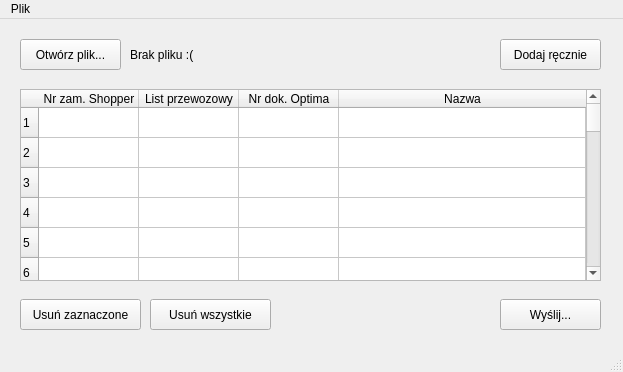
Before: the Qt Designer form ListPrzewozowy.ui in suwalszczyzna/list_przewozowy, drawn with Qt 5.
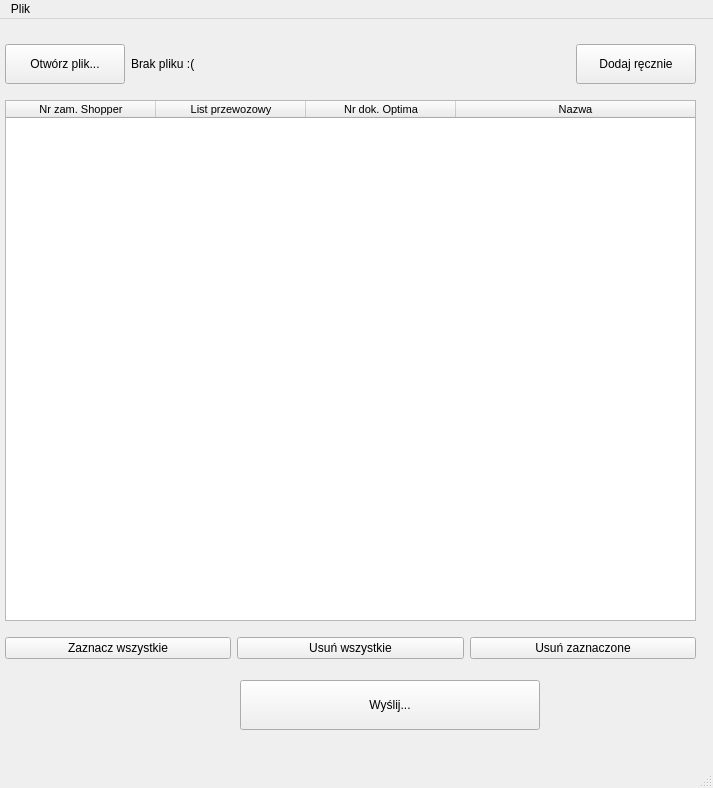
After: the same form once the commit is applied.

The edit to the form file:
```diff
--- a/ListPrzewozowy.ui
+++ b/ListPrzewozowy.ui
@@ -6,58 +6,102 @@
    <rect>
     <x>0</x>
     <y>0</y>
-    <width>623</width>
-    <height>372</height>
+    <width>713</width>
+    <height>788</height>
    </rect>
   </property>
   <property name="maximumSize">
    <size>
-    <width>623</width>
-    <height>372</height>
+    <width>2000</width>
+    <height>2000</height>
    </size>
   </property>
   <property name="windowTitle">
    <string>MainWindow</string>
   </property>
   <widget class="QWidget" name="centralwidget">
+   <widget class="QWidget" name="verticalLayoutWidget">
+    <property name="geometry">
+     <rect>
+      <x>0</x>
+      <y>10</y>
+      <width>701</width>
+      <height>711</height>
+     </rect>
+    </property>
+    <layout class="QVBoxLayout" name="verticalLayout" stretch="0,0,0,0">
+     <property name="leftMargin">
+      <number>5</number>
+     </property>
+     <property name="topMargin">
+      <number>5</number>
+     </property>
+     <property name="rightMargin">
+      <number>5</number>
+     </property>
+     <property name="bottomMargin">
+      <number>5</number>
+     </property>
+     <item>
+      <layout class="QHBoxLayout" name="horizontalLayout">
+       <property name="topMargin">
+        <number>10</number>
+       </property>
+       <property name="bottomMargin">
+        <number>10</number>
+       </property>
+       <item>
    <widget class="QPushButton" name="openFileButton">
-    <property name="geometry">
-     <rect>
-      <x>20</x>
-      <y>20</y>
-      <width>101</width>
-      <height>31</height>
-     </rect>
+         <property name="minimumSize">
+          <size>
+           <width>0</width>
+           <height>40</height>
+          </size>
+         </property>
+         <property name="maximumSize">
+          <size>
+           <width>120</width>
+           <height>100</height>
+          </size>
     </property>
     <property name="text">
      <string>Otwórz plik...</string>
     </property>
    </widget>
+       </item>
+       <item>
    <widget class="QLabel" name="filePathLabel">
-    <property name="geometry">
-     <rect>
-      <x>130</x>
-      <y>20</y>
-      <width>171</width>
-      <height>31</height>
-     </rect>
-    </property>
     <property name="text">
      <string>Brak pliku :(</string>
     </property>
    </widget>
+       </item>
+       <item>
+        <widget class="QPushButton" name="addParcelManButton">
+         <property name="minimumSize">
+          <size>
+           <width>0</width>
+           <height>40</height>
+          </size>
+         </property>
+         <property name="maximumSize">
+          <size>
+           <width>120</width>
+           <height>40</height>
+          </size>
+         </property>
+         <property name="text">
+          <string>Dodaj ręcznie</string>
+         </property>
+        </widget>
+       </item>
+      </layout>
+     </item>
+     <item>
    <widget class="QTableWidget" name="tableWidget">
-    <property name="geometry">
-     <rect>
-      <x>20</x>
-      <y>70</y>
-      <width>581</width>
-      <height>192</height>
-     </rect>
-    </property>
     <property name="minimumSize">
      <size>
-      <width>571</width>
+         <width>570</width>
       <height>0</height>
      </size>
     </property>
@@ -98,6 +142,14 @@
       </disabled>
      </palette>
     </property>
+       <property name="font">
+        <font>
+         <pointsize>8</pointsize>
+        </font>
+       </property>
+       <property name="focusPolicy">
+        <enum>Qt::StrongFocus</enum>
+       </property>
     <property name="contextMenuPolicy">
      <enum>Qt::DefaultContextMenu</enum>
     </property>
@@ -105,7 +157,7 @@
      <enum>Qt::LeftToRight</enum>
     </property>
     <property name="sizeAdjustPolicy">
-     <enum>QAbstractScrollArea::AdjustIgnored</enum>
+        <enum>QAbstractScrollArea::AdjustToContentsOnFirstShow</enum>
     </property>
     <property name="editTriggers">
      <set>QAbstractItemView::AllEditTriggers</set>
@@ -144,11 +196,17 @@
      <bool>false</bool>
     </property>
     <property name="rowCount">
-     <number>30</number>
+        <number>0</number>
     </property>
     <attribute name="horizontalHeaderCascadingSectionResizes">
      <bool>true</bool>
     </attribute>
+       <attribute name="horizontalHeaderMinimumSectionSize">
+        <number>50</number>
+       </attribute>
+       <attribute name="horizontalHeaderDefaultSectionSize">
+        <number>150</number>
+       </attribute>
     <attribute name="horizontalHeaderShowSortIndicator" stdset="0">
      <bool>true</bool>
     </attribute>
@@ -161,42 +219,15 @@
     <attribute name="verticalHeaderCascadingSectionResizes">
      <bool>false</bool>
     </attribute>
+       <attribute name="verticalHeaderDefaultSectionSize">
+        <number>30</number>
+       </attribute>
     <attribute name="verticalHeaderShowSortIndicator" stdset="0">
      <bool>false</bool>
     </attribute>
     <attribute name="verticalHeaderStretchLastSection">
      <bool>false</bool>
     </attribute>
-    <row/>
-    <row/>
-    <row/>
-    <row/>
-    <row/>
-    <row/>
-    <row/>
-    <row/>
-    <row/>
-    <row/>
-    <row/>
-    <row/>
-    <row/>
-    <row/>
-    <row/>
-    <row/>
-    <row/>
-    <row/>
-    <row/>
-    <row/>
-    <row/>
-    <row/>
-    <row/>
-    <row/>
-    <row/>
-    <row/>
-    <row/>
-    <row/>
-    <row/>
-    <row/>
     <column>
      <property name="text">
       <string>Nr zam. Shopper</string>
@@ -218,58 +249,116 @@
      </property>
     </column>
    </widget>
-   <widget class="QPushButton" name="addParcelManButton">
-    <property name="geometry">
-     <rect>
-      <x>500</x>
-      <y>20</y>
-      <width>101</width>
-      <height>31</height>
-     </rect>
-    </property>
-    <property name="text">
-     <string>Dodaj ręcznie</string>
-    </property>
-   </widget>
-   <widget class="QPushButton" name="sendParcelsButton">
-    <property name="geometry">
-     <rect>
-      <x>500</x>
-      <y>280</y>
-      <width>101</width>
-      <height>31</height>
-     </rect>
-    </property>
+     </item>
+     <item>
+      <layout class="QHBoxLayout" name="horizontalLayout_2">
+       <property name="topMargin">
+        <number>10</number>
+       </property>
+       <property name="bottomMargin">
+        <number>10</number>
+       </property>
+       <item>
+        <widget class="QPushButton" name="deleteAllParcelsButton_2">
     <property name="text">
-     <string>Wyślij...</string>
-    </property>
-   </widget>
-   <widget class="QPushButton" name="deleteSelectedParcelsButton">
-    <property name="geometry">
-     <rect>
-      <x>20</x>
-      <y>280</y>
-      <width>121</width>
-      <height>31</height>
-     </rect>
-    </property>
-    <property name="text">
-     <string>Usuń zaznaczone</string>
-    </property>
-   </widget>
+          <string>Zaznacz wszystkie</string>
+         </property>
+        </widget>
+       </item>
+       <item>
    <widget class="QPushButton" name="deleteAllParcelsButton">
-    <property name="geometry">
-     <rect>
-      <x>150</x>
-      <y>280</y>
-      <width>121</width>
-      <height>31</height>
-     </rect>
-    </property>
     <property name="text">
      <string>Usuń wszystkie</string>
     </property>
    </widget>
+       </item>
+       <item>
+        <widget class="QPushButton" name="deleteSelectedParcelsButton">
+         <property name="text">
+          <string>Usuń zaznaczone</string>
+         </property>
+        </widget>
+       </item>
+      </layout>
+     </item>
+     <item>
+      <layout class="QHBoxLayout" name="horizontalLayout_3">
+       <property name="leftMargin">
+        <number>5</number>
+       </property>
+       <property name="topMargin">
+        <number>5</number>
+       </property>
+       <property name="rightMargin">
+        <number>5</number>
+       </property>
+       <property name="bottomMargin">
+        <number>5</number>
+       </property>
+       <item>
+        <spacer name="horizontalSpacer_2">
+         <property name="orientation">
+          <enum>Qt::Horizontal</enum>
+         </property>
+         <property name="sizeType">
+          <enum>QSizePolicy::Preferred</enum>
+         </property>
+         <property name="sizeHint" stdset="0">
+          <size>
+           <width>40</width>
+           <height>20</height>
+          </size>
+         </property>
+        </spacer>
+       </item>
+       <item>
+        <spacer name="horizontalSpacer">
+         <property name="orientation">
+          <enum>Qt::Horizontal</enum>
+         </property>
+         <property name="sizeType">
+          <enum>QSizePolicy::Preferred</enum>
+         </property>
+         <property name="sizeHint" stdset="0">
+          <size>
+           <width>40</width>
+           <height>20</height>
+          </size>
+         </property>
+        </spacer>
+       </item>
+       <item>
+        <widget class="QPushButton" name="sendParcelsButton">
+         <property name="minimumSize">
+          <size>
+           <width>0</width>
+           <height>50</height>
+          </size>
+         </property>
+         <property name="maximumSize">
+          <size>
+           <width>300</width>
+           <height>16777215</height>
+          </size>
+         </property>
+         <property name="layoutDirection">
+          <enum>Qt::LeftToRight</enum>
+         </property>
+         <property name="autoFillBackground">
+          <bool>true</bool>
+         </property>
+         <property name="text">
+          <string>Wyślij...</string>
+         </property>
+         <property name="flat">
+          <bool>false</bool>
+         </property>
+        </widget>
+       </item>
+      </layout>
+     </item>
+    </layout>
+   </widget>
   </widget>
   <widget class="QStatusBar" name="statusbar"/>
   <widget class="QMenuBar" name="menubar">
@@ -277,8 +366,8 @@
     <rect>
      <x>0</x>
      <y>0</y>
-     <width>623</width>
-     <height>21</height>
+     <width>713</width>
+     <height>26</height>
     </rect>
    </property>
    <widget class="QMenu" name="menuPlik">
```
Left out of the diff: 7 changed lines with no effect on the pictures. Lines whose indentation alone changed are shown as unchanged.
